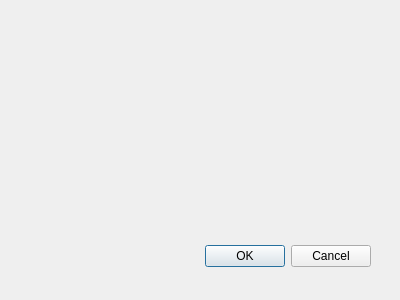
Old version of the form WinTools/devselect.ui in the repository truelv/qt_obj.
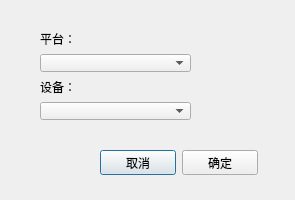
New version of the form.

Patch:
```diff
--- a/WinTools/devselect.ui
+++ b/WinTools/devselect.ui
@@ -8,28 +8,70 @@
    <rect>
     <x>0</x>
     <y>0</y>
-    <width>400</width>
-    <height>300</height>
+    <width>295</width>
+    <height>200</height>
    </rect>
   </property>
   <property name="windowTitle">
    <string>Dialog</string>
   </property>
-  <widget name="buttonBox" class="QDialogButtonBox">
+  <widget class="QWidget" name="">
    <property name="geometry">
     <rect>
-     <x>30</x>
-     <y>240</y>
-     <width>341</width>
-     <height>32</height>
+     <x>40</x>
+     <y>30</y>
+     <width>151</width>
+     <height>91</height>
     </rect>
    </property>
-   <property name="orientation">
-    <enum>Qt::Horizontal</enum>
+   <layout class="QVBoxLayout" name="verticalLayout">
+    <item>
+     <widget class="QLabel" name="label">
+      <property name="text">
+       <string>平台：</string>
+      </property>
+     </widget>
+    </item>
+    <item>
+     <widget class="QComboBox" name="plat_set"/>
+    </item>
+    <item>
+     <widget class="QLabel" name="label_2">
+      <property name="text">
+       <string>设备：</string>
+      </property>
+     </widget>
+    </item>
+    <item>
+     <widget class="QComboBox" name="dev_set"/>
+    </item>
+   </layout>
+  </widget>
+  <widget class="QWidget" name="">
+   <property name="geometry">
+    <rect>
+     <x>100</x>
+     <y>150</y>
+     <width>158</width>
+     <height>25</height>
+    </rect>
    </property>
-   <property name="standardButtons">
-    <set>QDialogButtonBox::Cancel|QDialogButtonBox::Ok</set>
-   </property>
+   <layout class="QHBoxLayout" name="horizontalLayout">
+    <item>
+     <widget class="QPushButton" name="bt_cancel">
+      <property name="text">
+       <string>取消</string>
+      </property>
+     </widget>
+    </item>
+    <item>
+     <widget class="QPushButton" name="bt_sure">
+      <property name="text">
+       <string>确定</string>
+      </property>
+     </widget>
+    </item>
+   </layout>
   </widget>
  </widget>
  <pixmapfunction/>
```
Left out of the diff: 42 changed lines with no effect on the pictures.
